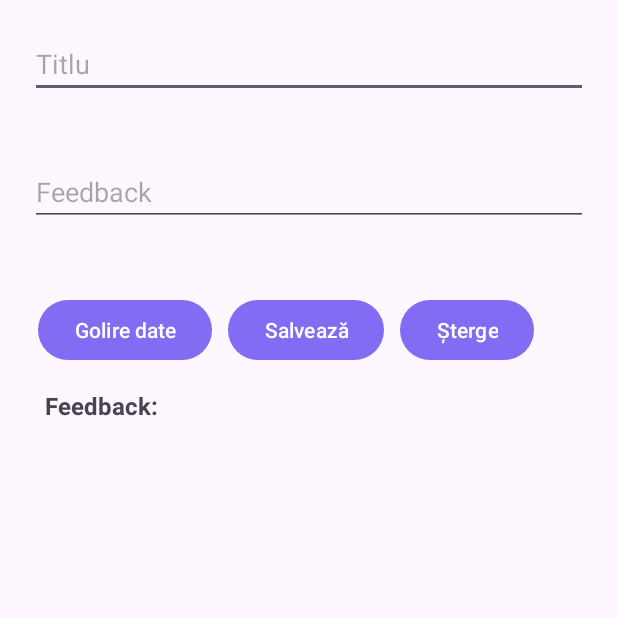
After one commit to ingridesuper/Android-App-Reporting-Problems, an Android app: the ViewFeedbackActivity screen opened directly, with no data from a screen before it, on a phone screen of 412 x 824 dp, the top half of it. The commit adds this screen. Run offline under Robolectric (Android 15) with nearby library versions, the phone set to English and light mode, and no system bars; our stand-ins replace Firebase (no records; nobody signed in at launch, a user with empty details on screens opened directly); libraries missing offline, so code that uses them is left out: org.checkerframework.checker; network calls fail.

Commit message:
merg ambele clase cu firebase

```diff
--- a/app/src/main/AndroidManifest.xml
+++ b/app/src/main/AndroidManifest.xml
@@ -14,6 +14,9 @@
         android:supportsRtl="true"
         android:theme="@style/ThemeWithoutActionBar"
         tools:targetApi="31">
+        <activity
+            android:name=".ViewFeedbackActivity"
+            android:exported="false" />
         <activity
             android:name=".ViewDateContactActivity"
             android:exported="false" />
--- a/app/src/main/java/com/example/android_proiect_final_version/HomePageActivity.java
+++ b/app/src/main/java/com/example/android_proiect_final_version/HomePageActivity.java
@@ -88,6 +88,10 @@ public class HomePageActivity extends AppCompatActivity {
             Intent intent=new Intent(getApplicationContext(), ViewIdeiActivity.class);
             startActivity(intent);
         }
+        else if (item.getItemId()==R.id.miFeedback){
+            Intent intent=new Intent(getApplicationContext(), ViewFeedbackActivity.class);
+            startActivity(intent);
+        }
         return true;
     }
 
--- /dev/null
+++ b/app/src/main/java/com/example/android_proiect_final_version/ViewFeedbackActivity.java
@@ -0,0 +1,135 @@
+package com.example.android_proiect_final_version;
+
+import android.os.Bundle;
+import android.view.View;
+import android.widget.AdapterView;
+import android.widget.ArrayAdapter;
+import android.widget.Button;
+import android.widget.EditText;
+import android.widget.ListView;
+import android.widget.Toast;
+
+import androidx.activity.EdgeToEdge;
+import androidx.appcompat.app.AppCompatActivity;
+import androidx.core.graphics.Insets;
+import androidx.core.view.ViewCompat;
+import androidx.core.view.WindowInsetsCompat;
+
+import org.checkerframework.checker.units.qual.A;
+
+import java.util.ArrayList;
+import java.util.List;
+
+public class ViewFeedbackActivity extends AppCompatActivity {
+    private EditText etTitlu;
+    private EditText etText;
+    private Button btnGolireDate;
+    private Button btnSave;
+    private Button btnDelete;
+    private ListView lvFeedback;
+    private List<Feedback> feedbackList=new ArrayList<>();
+    private FirebaseService firebaseService;
+    private int indexFeedbackSelectat=-1;
+    ArrayAdapter<Feedback> adapter;
+
+    @Override
+    protected void onCreate(Bundle savedInstanceState) {
+        super.onCreate(savedInstanceState);
+        EdgeToEdge.enable(this);
+        setContentView(R.layout.activity_view_feedback);
+        ViewCompat.setOnApplyWindowInsetsListener(findViewById(R.id.main), (v, insets) -> {
+            Insets systemBars = insets.getInsets(WindowInsetsCompat.Type.systemBars());
+            v.setPadding(systemBars.left, systemBars.top, systemBars.right, systemBars.bottom);
+            return insets;
+        });
+
+        initComponente();
+        firebaseService=FirebaseService.getInstance();
+        firebaseService.addFeedbackListener(dataChangeCallback());
+    }
+
+    private Callback<List<Feedback>> dataChangeCallback() {
+        return rezultat -> {
+            feedbackList.clear();
+            feedbackList.addAll(rezultat);
+            adapter.notifyDataSetChanged();
+            golireText();
+        };
+    }
+
+    private void initComponente() {
+        etText=findViewById(R.id.etText);
+        etTitlu=findViewById(R.id.etTitlu);
+        btnGolireDate=findViewById(R.id.btnGolireDate);
+        btnDelete=findViewById(R.id.btnDelete);
+        btnSave=findViewById(R.id.btnSave);
+        lvFeedback=findViewById(R.id.lvFeedback);
+        adapter=new ArrayAdapter<>(getApplicationContext(), android.R.layout.simple_list_item_1, feedbackList);
+        lvFeedback.setAdapter(adapter);
+
+        btnGolireDate.setOnClickListener(golireDateEventListener());
+        btnSave.setOnClickListener(saveEventListener());
+        btnDelete.setOnClickListener(deleteEventListener());
+
+        lvFeedback.setOnItemClickListener(feedbackSelectatEventListener());
+    }
+
+    private AdapterView.OnItemClickListener feedbackSelectatEventListener() {
+        return (adapterView, view, i, l) -> {
+            indexFeedbackSelectat=i;
+            Feedback feedback=feedbackList.get(i);
+            etText.setText(feedback.getText());
+            etTitlu.setText(feedback.getTitlu());
+        };
+    }
+
+    private View.OnClickListener deleteEventListener() {
+        return view -> {
+            if(indexFeedbackSelectat!=-1){
+                firebaseService.delete(feedbackList.get(indexFeedbackSelectat));
+            }
+        };
+    }
+
+    private View.OnClickListener saveEventListener() {
+        return view -> {
+            if(validare()){
+                if(indexFeedbackSelectat==-1){ //inserare
+                    Feedback feedback=actualizareFeedbackFromUI(null);
+                    firebaseService.insert(feedback);
+                }
+                else {
+                    //suntem pe update
+                    Feedback feedback=actualizareFeedbackFromUI(feedbackList.get(indexFeedbackSelectat).getId());
+                    firebaseService.update(feedback);
+                }
+            }
+        };
+    }
+
+    private Feedback actualizareFeedbackFromUI(String id) {
+        Feedback feedback=new Feedback();
+        feedback.setId(id);
+        feedback.setText(etText.getText().toString());
+        feedback.setTitlu(etTitlu.getText().toString());
+        return feedback;
+    }
+
+    private boolean validare() {
+        if(etTitlu.getText()==null || etTitlu.getText().toString().isEmpty() || etText.getText()==null || etText.getText().toString().isEmpty()){
+            Toast.makeText(getApplicationContext(), "Completati toate câmpurile", Toast.LENGTH_SHORT).show();
+            return false;
+        }
+        return true;
+    }
+
+    private View.OnClickListener golireDateEventListener() {
+        return view -> golireText();
+    }
+
+    private void golireText() {
+        etText.setText(null);
+        etTitlu.setText(null);
+        indexFeedbackSelectat=-1;
+    }
+}
--- /dev/null
+++ b/app/src/main/res/layout/activity_view_feedback.xml
@@ -0,0 +1,76 @@
+<?xml version="1.0" encoding="utf-8"?>
+<LinearLayout xmlns:android="http://schemas.android.com/apk/res/android"
+    xmlns:app="http://schemas.android.com/apk/res-auto"
+    xmlns:tools="http://schemas.android.com/tools"
+    android:id="@+id/main"
+    android:orientation="vertical"
+    android:layout_width="match_parent"
+    android:layout_height="match_parent"
+    tools:context=".ViewFeedbackActivity">
+
+    <EditText
+        android:id="@+id/etTitlu"
+        android:layout_width="match_parent"
+        android:layout_height="wrap_content"
+        android:ems="10"
+        android:inputType="text"
+        android:hint="Titlu"
+        android:layout_margin="20dp"/>
+
+    <EditText
+        android:id="@+id/etText"
+        android:layout_width="match_parent"
+        android:layout_height="wrap_content"
+        android:ems="10"
+        android:inputType="text"
+        android:hint="Feedback"
+        android:layout_margin="20dp"/>
+
+
+    <LinearLayout
+        android:layout_width="match_parent"
+        android:layout_height="match_parent"
+        android:orientation="vertical"
+        android:layout_margin="20dp">
+
+        <LinearLayout
+            android:layout_width="match_parent"
+            android:layout_height="wrap_content">
+            <Button
+                android:id="@+id/btnGolireDate"
+                android:layout_width="wrap_content"
+                android:layout_height="wrap_content"
+                android:text="Golire date"
+                android:layout_margin="5dp"/>
+
+            <Button
+                android:id="@+id/btnSave"
+                android:layout_width="wrap_content"
+                android:layout_height="wrap_content"
+                android:text="Salvează"
+                android:layout_margin="5dp"/>
+
+            <Button
+                android:id="@+id/btnDelete"
+                android:layout_width="wrap_content"
+                android:layout_height="wrap_content"
+                android:text="Șterge"
+                android:layout_margin="5dp"/>
+        </LinearLayout>
+
+        <TextView
+            android:id="@+id/tvFeedback"
+            android:layout_width="match_parent"
+            android:layout_height="wrap_content"
+            android:text="Feedback: "
+            android:textStyle="bold"
+            android:textSize="16sp"
+            android:layout_margin="10dp"/>
+
+        <ListView
+            android:id="@+id/lvFeedback"
+            android:layout_width="match_parent"
+            android:layout_height="match_parent" />
+    </LinearLayout>
+
+</LinearLayout>
--- a/app/src/main/res/menu/menu_topbar.xml
+++ b/app/src/main/res/menu/menu_topbar.xml
@@ -13,4 +13,7 @@
     <item
         android:id="@+id/miFabricaDeIdei"
         android:title="Fabrica de idei" />
+    <item
+        android:id="@+id/miFeedback"
+        android:title="Feedback-ul acestei aplicații" />
 </menu>
```
